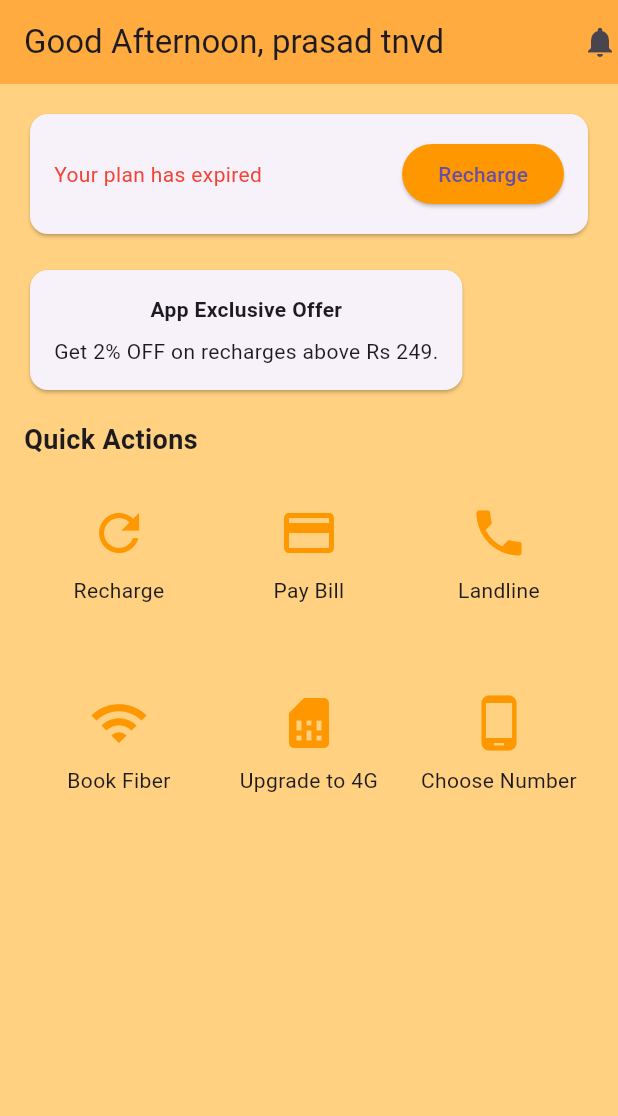
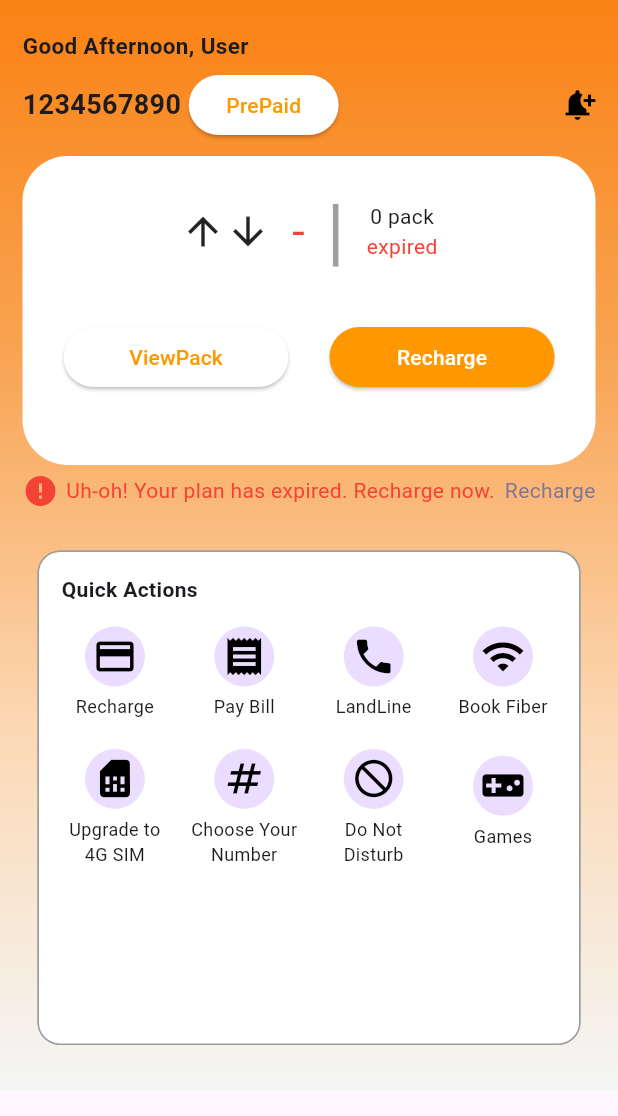
Before and after one commit to prudvi-satya-teja/Tasks, a Flutter app: the screen it shows after launch, on a phone screen of 412 x 824 dp. Shown: the top 1116 px of the screen. Run offline on Flutter 3.47's test engine with Material 3 defaults, Android fonts, the phone set to English and light mode, and no system bars.

Commit message:
created folder

```diff
--- a/lib/main.dart
+++ b/lib/main.dart
@@ -1,115 +1,18 @@
 import 'package:flutter/material.dart';
+import 'package:grandtest/task1.dart';
 
 void main() {
-  runApp(MyApp());
+  runApp(const MyApp());
 }
 
 class MyApp extends StatelessWidget {
+  const MyApp({super.key});
+
   @override
   Widget build(BuildContext context) {
-    return MaterialApp(
+    return const MaterialApp(
       debugShowCheckedModeBanner: false,
-      home: RechargeScreen(),
+      home: HomeScreen(),
     );
   }
 }
-
-class RechargeScreen extends StatelessWidget {
-  @override
-  Widget build(BuildContext context) {
-    return Scaffold(
-      backgroundColor: Colors.orangeAccent.shade100,
-      appBar: AppBar(
-        backgroundColor: Colors.orangeAccent,
-        title: Text("Good Afternoon, prasad tnvd"),
-        actions: [Icon(Icons.notifications)],
-      ),
-      body: SingleChildScrollView(
-        child: Padding(
-          padding: EdgeInsets.all(16.0),
-          child: Column(
-            crossAxisAlignment: CrossAxisAlignment.start,
-            children: [
-              Card(
-                shape: RoundedRectangleBorder(
-                  borderRadius: BorderRadius.circular(12),
-                ),
-                child: Padding(
-                  padding: EdgeInsets.all(16.0),
-                  child: Column(
-                    children: [
-                      Row(
-                        mainAxisAlignment: MainAxisAlignment.spaceBetween,
-                        children: [
-                          Text(
-                            "Your plan has expired",
-                            style: TextStyle(color: Colors.red),
-                          ),
-                          ElevatedButton(
-                            onPressed: () {},
-                            style: ElevatedButton.styleFrom(
-                              backgroundColor: Colors.orange,
-                            ),
-                            child: Text("Recharge"),
-                          ),
-                        ],
-                      ),
-                    ],
-                  ),
-                ),
-              ),
-              SizedBox(height: 16),
-              Card(
-                shape: RoundedRectangleBorder(
-                  borderRadius: BorderRadius.circular(12),
-                ),
-                child: Padding(
-                  padding: EdgeInsets.all(16.0),
-                  child: Column(
-                    children: [
-                      Text(
-                        "App Exclusive Offer",
-                        style: TextStyle(fontWeight: FontWeight.bold),
-                      ),
-                      SizedBox(height: 8),
-                      Text("Get 2% OFF on recharges above Rs 249."),
-                    ],
-                  ),
-                ),
-              ),
-              SizedBox(height: 16),
-              Text(
-                "Quick Actions",
-                style: TextStyle(fontSize: 18, fontWeight: FontWeight.bold),
-              ),
-              GridView.count(
-                shrinkWrap: true,
-                physics: NeverScrollableScrollPhysics(),
-                crossAxisCount: 3,
-                children: [
-                  quickActionTile(Icons.refresh, "Recharge"),
-                  quickActionTile(Icons.payment, "Pay Bill"),
-                  quickActionTile(Icons.phone, "Landline"),
-                  quickActionTile(Icons.wifi, "Book Fiber"),
-                  quickActionTile(Icons.sim_card, "Upgrade to 4G"),
-                  quickActionTile(Icons.phone_android, "Choose Number"),
-                ],
-              ),
-            ],
-          ),
-        ),
-      ),
-    );
-  }
-
-  Widget quickActionTile(IconData icon, String title) {
-    return Column(
-      mainAxisAlignment: MainAxisAlignment.center,
-      children: [
-        Icon(icon, size: 40, color: Colors.orange),
-        SizedBox(height: 8),
-        Text(title, textAlign: TextAlign.center),
-      ],
-    );
-  }
-}
--- /dev/null
+++ b/lib/task1.dart
@@ -0,0 +1,239 @@
+import 'package:flutter/material.dart';
+
+class HomeScreen extends StatefulWidget {
+  const HomeScreen({super.key});
+
+  @override
+  State<HomeScreen> createState() => HomeScreenState();
+}
+
+class HomeScreenState extends State<HomeScreen> {
+  List<String> quickActionsList = [
+    "Recharge",
+    "Pay Bill",
+    "LandLine",
+    "Book Fiber",
+    "Upgrade to 4G SIM",
+    "Choose Your Number",
+    "Do Not Disturb",
+    "Games",
+  ];
+
+  List<Icon> quickActionsIcons = [
+    Icon(Icons.payment, size: 30, color: Colors.black),
+    Icon(Icons.receipt, size: 30, color: Colors.black),
+    Icon(Icons.phone, size: 30, color: Colors.black),
+    Icon(Icons.wifi, size: 30, color: Colors.black),
+    Icon(Icons.sim_card, size: 30, color: Colors.black),
+    Icon(Icons.numbers, size: 30, color: Colors.black),
+    Icon(Icons.do_not_disturb, size: 30, color: Colors.black),
+    Icon(Icons.videogame_asset, size: 30, color: Colors.black),
+  ];
+
+  @override
+  Widget build(BuildContext context) {
+    return Scaffold(
+      body: SingleChildScrollView(
+        child: Container(
+          padding: EdgeInsets.symmetric(horizontal: 15, vertical: 20),
+          decoration: const BoxDecoration(
+            gradient: LinearGradient(
+              colors: [
+                Color(0xffFA8214),
+                Color(0xffF8A555),
+                Color(0xffFCD8B4),
+                Color(0xffF4F6F5),
+              ],
+              begin: Alignment.topCenter,
+              end: Alignment.bottomCenter,
+            ),
+          ),
+          child: Column(
+            crossAxisAlignment: CrossAxisAlignment.start,
+            children: [
+              Text(
+                "Good Afternoon, User",
+                style: TextStyle(fontSize: 15, fontWeight: FontWeight.bold),
+              ),
+              SizedBox(height: 5),
+              Row(
+                children: [
+                  Text(
+                    '1234567890',
+                    style: TextStyle(fontSize: 18, fontWeight: FontWeight.bold),
+                  ),
+                  SizedBox(width: 5),
+                  ElevatedButton(
+                    onPressed: () {},
+                    child: Text(
+                      "PrePaid",
+                      style: TextStyle(color: Colors.orange),
+                    ),
+                    style: ElevatedButton.styleFrom(
+                      backgroundColor: Colors.white,
+                      fixedSize: Size(100, 15),
+                    ),
+                  ),
+                  Spacer(),
+                  Icon(Icons.notification_add, color: Colors.black),
+                ],
+              ),
+              SizedBox(height: 10),
+              Container(
+                height: MediaQuery.sizeOf(context).height * 0.25,
+                width: MediaQuery.sizeOf(context).width,
+                decoration: BoxDecoration(
+                  color: Colors.white,
+                  borderRadius: BorderRadius.all(Radius.circular(30)),
+                ),
+                child: Column(
+                  children: [
+                    Container(
+                      height: 100,
+                      width: 200,
+                      decoration: BoxDecoration(
+                        borderRadius: BorderRadius.all(Radius.circular(20)),
+                      ),
+                      child: Row(
+                        mainAxisAlignment: MainAxisAlignment.spaceEvenly,
+                        children: [
+                          Container(
+                            height: 60,
+                            width: 60,
+                            decoration: BoxDecoration(
+                              borderRadius: BorderRadius.all(
+                                Radius.circular(10),
+                              ),
+                            ),
+                            child: Row(
+                              mainAxisAlignment: MainAxisAlignment.center,
+                              crossAxisAlignment: CrossAxisAlignment.center,
+                              children: [
+                                Icon(Icons.arrow_upward, size: 30),
+                                Icon(Icons.arrow_downward, size: 30),
+                              ],
+                            ),
+                          ),
+                          Text(
+                            '-',
+                            style: TextStyle(color: Colors.red, fontSize: 30),
+                          ),
+                          Text(
+                            '|',
+                            style: TextStyle(fontSize: 50, color: Colors.grey),
+                          ),
+                          Column(
+                            mainAxisAlignment: MainAxisAlignment.center,
+                            crossAxisAlignment: CrossAxisAlignment.center,
+                            children: [
+                              Text('0 pack'),
+                              Text(
+                                'expired',
+                                style: TextStyle(color: Colors.red),
+                              ),
+                            ],
+                          ),
+                        ],
+                      ),
+                    ),
+                    SizedBox(height: 10),
+                    Row(
+                      mainAxisAlignment: MainAxisAlignment.spaceEvenly,
+                      children: [
+                        ElevatedButton(
+                          onPressed: () {},
+                          child: Text(
+                            "ViewPack",
+                            style: TextStyle(color: Colors.orange),
+                          ),
+                          style: ElevatedButton.styleFrom(
+                            backgroundColor: Colors.white,
+                            fixedSize: Size(150, 30),
+                          ),
+                        ),
+                        ElevatedButton(
+                          onPressed: () {},
+                          child: Text(
+                            "Recharge",
+                            style: TextStyle(color: Colors.white),
+                          ),
+                          style: ElevatedButton.styleFrom(
+                            backgroundColor: Colors.orange,
+                            fixedSize: Size(150, 15),
+                          ),
+                        ),
+                      ],
+                    ),
+                  ],
+                ),
+              ),
+              SizedBox(height: 5),
+              Row(
+                children: [
+                  Icon(Icons.error, color: Colors.red),
+                  SizedBox(width: 5),
+                  Text(
+                    "Uh-oh! Your plan has expired. Recharge now.",
+                    style: TextStyle(color: Colors.red),
+                  ),
+                  Spacer(),
+                  Text('Recharge', style: TextStyle(color: Color(0xff84758C))),
+                ],
+              ),
+              SizedBox(height: 18),
+              Container(
+                margin: EdgeInsets.symmetric(horizontal: 10, vertical: 10),
+                padding: EdgeInsets.all(15),
+                height: MediaQuery.sizeOf(context).height * 0.4,
+                width: MediaQuery.sizeOf(context).width,
+                decoration: BoxDecoration(
+                  border: Border.all(color: Colors.grey),
+                  boxShadow: [BoxShadow(color: Colors.grey)],
+                  color: Colors.white,
+                  borderRadius: BorderRadius.all(Radius.circular(15)),
+                ),
+                child: Column(
+                  crossAxisAlignment: CrossAxisAlignment.start,
+                  children: [
+                    Text(
+                      'Quick Actions',
+                      style: TextStyle(fontWeight: FontWeight.bold),
+                    ),
+                    SizedBox(height: 10),
+                    Expanded(
+                      child: GridView.builder(
+                        gridDelegate: SliverGridDelegateWithFixedCrossAxisCount(
+                          crossAxisCount: 4,
+                          mainAxisSpacing: 15,
+                          crossAxisSpacing: 15,
+                        ),
+                        itemCount: quickActionsList.length,
+                        itemBuilder: (context, index) {
+                          return Column(
+                            mainAxisAlignment: MainAxisAlignment.center,
+                            children: [
+                              CircleAvatar(
+                                radius: 20,
+                                child: quickActionsIcons[index],
+                              ),
+                              SizedBox(height: 5),
+                              Text(
+                                quickActionsList[index],
+                                textAlign: TextAlign.center,
+                                style: TextStyle(fontSize: 12),
+                              ),
+                            ],
+                          );
+                        },
+                      ),
+                    ),
+                  ],
+                ),
+              ),
+            ],
+          ),
+        ),
+      ),
+    );
+  }
+}
```
